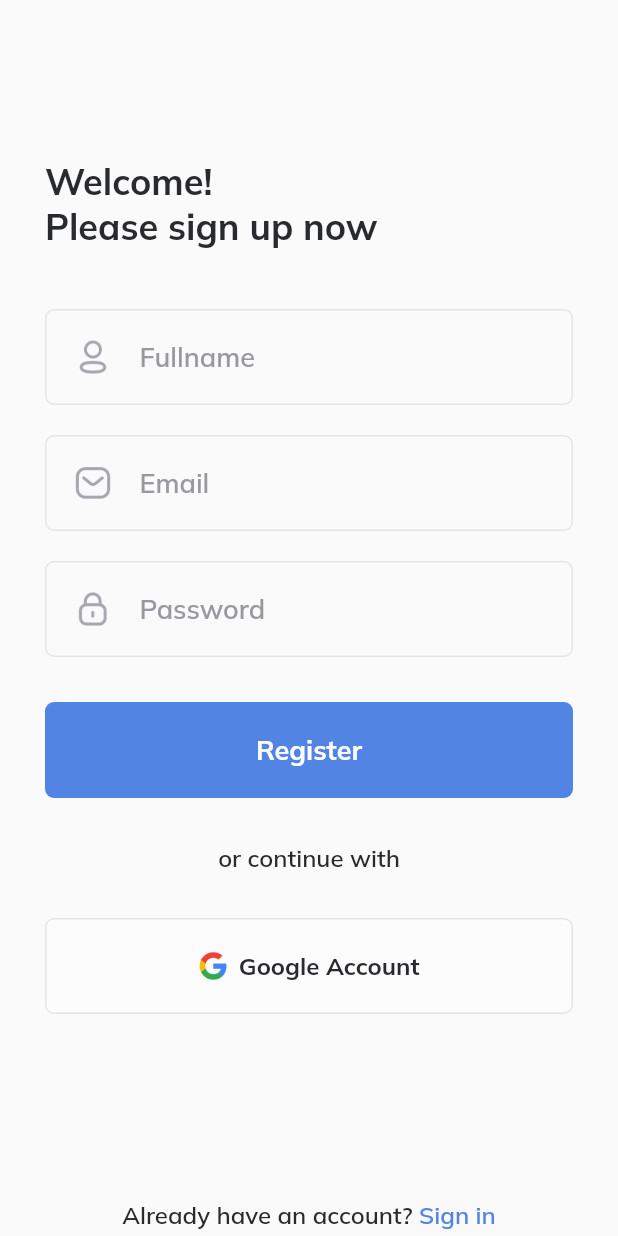
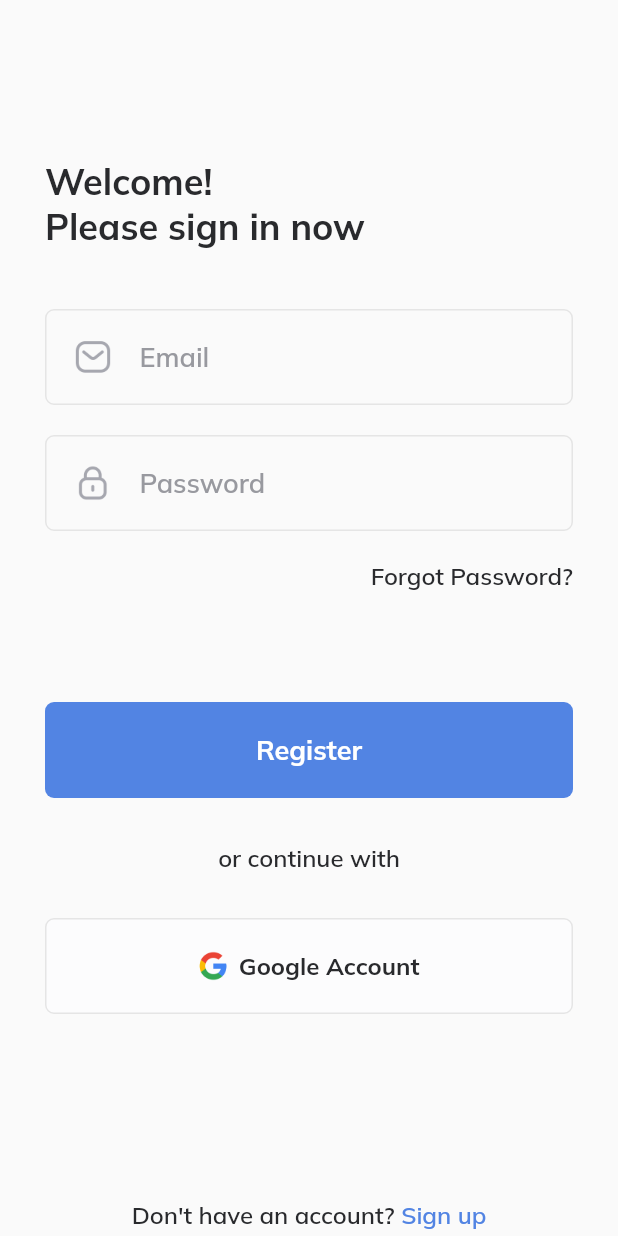
Before and after one commit to rifqieh/jobby, a Flutter app: the screen it shows after launch, on a phone screen of 412 x 824 dp. Run offline on Flutter 3.47's test engine with Material 2 defaults, Android fonts, the phone set to English and light mode, and no system bars; our stand-ins replace google_fonts.

Commit message:
add sign in

```diff
--- a/lib/main.dart
+++ b/lib/main.dart
@@ -1,5 +1,5 @@
 import 'package:flutter/material.dart';
-import 'package:jobby/pages/sign-up/sign_up_page.dart';
+import 'package:jobby/pages/sign-in/sign_in_page.dart';
 
 void main() => runApp(MyApp());
 
@@ -10,7 +10,7 @@ class MyApp extends StatelessWidget {
   Widget build(BuildContext context) {
     return MaterialApp(
       debugShowCheckedModeBanner: false,
-      home: SignUpPage(),
+      home: SignInPage(),
     );
   }
 }
--- a/lib/pages/sign-up/sign_up_page.dart
+++ b/lib/pages/sign-in/sign_in_page.dart
@@ -4,8 +4,8 @@ import 'package:jobby/widgets/custom_image_button.dart';
 import 'package:jobby/widgets/custom_text_button.dart';
 import 'package:jobby/widgets/custom_field.dart';
 
-class SignUpPage extends StatelessWidget {
-  const SignUpPage({Key? key}) : super(key: key);
+class SignInPage extends StatelessWidget {
+  const SignInPage({Key? key}) : super(key: key);
 
   @override
   Widget build(BuildContext context) {
@@ -18,7 +18,7 @@ class SignUpPage extends StatelessWidget {
           Container(
             margin: EdgeInsets.only(top: 106),
             child: Text(
-              'Welcome!\nPlease sign up now',
+              'Welcome!\nPlease sign in now',
               style: blackTextStyle.copyWith(
                 fontSize: 24,
                 fontWeight: bold,
@@ -29,10 +29,6 @@ class SignUpPage extends StatelessWidget {
             height: 20,
           ),
           CustomField(
-            iconUrl: 'assets/icon_name.png',
-            hint: 'Fullname',
-          ),
-          CustomField(
             iconUrl: 'assets/icon_email.png',
             hint: 'Email',
           ),
@@ -40,9 +36,22 @@ class SignUpPage extends StatelessWidget {
             iconUrl: 'assets/icon_password.png',
             hint: 'Password',
           ),
+          Align(
+            alignment: Alignment.centerRight,
+            child: Container(
+              margin: EdgeInsets.only(top: 20),
+              child: Text(
+                'Forgot Password?',
+                style: blackTextStyle.copyWith(
+                  fontSize: 16,
+                  fontWeight: semiBold,
+                ),
+              ),
+            ),
+          ),
           CustomTextButton(
             title: 'Register',
-            margin: EdgeInsets.only(top: 30),
+            margin: EdgeInsets.only(top: 74),
           ),
           Center(
             child: Container(
@@ -70,14 +79,14 @@ class SignUpPage extends StatelessWidget {
               mainAxisAlignment: MainAxisAlignment.center,
               children: [
                 Text(
-                  'Already have an account? ',
+                  'Don\'t have an account? ',
                   style: blackTextStyle.copyWith(
                     fontSize: 16,
                     fontWeight: semiBold,
                   ),
                 ),
                 Text(
-                  'Sign in',
+                  'Sign up',
                   style: blueTextStyle.copyWith(
                     fontSize: 16,
                     fontWeight: semiBold,
```
